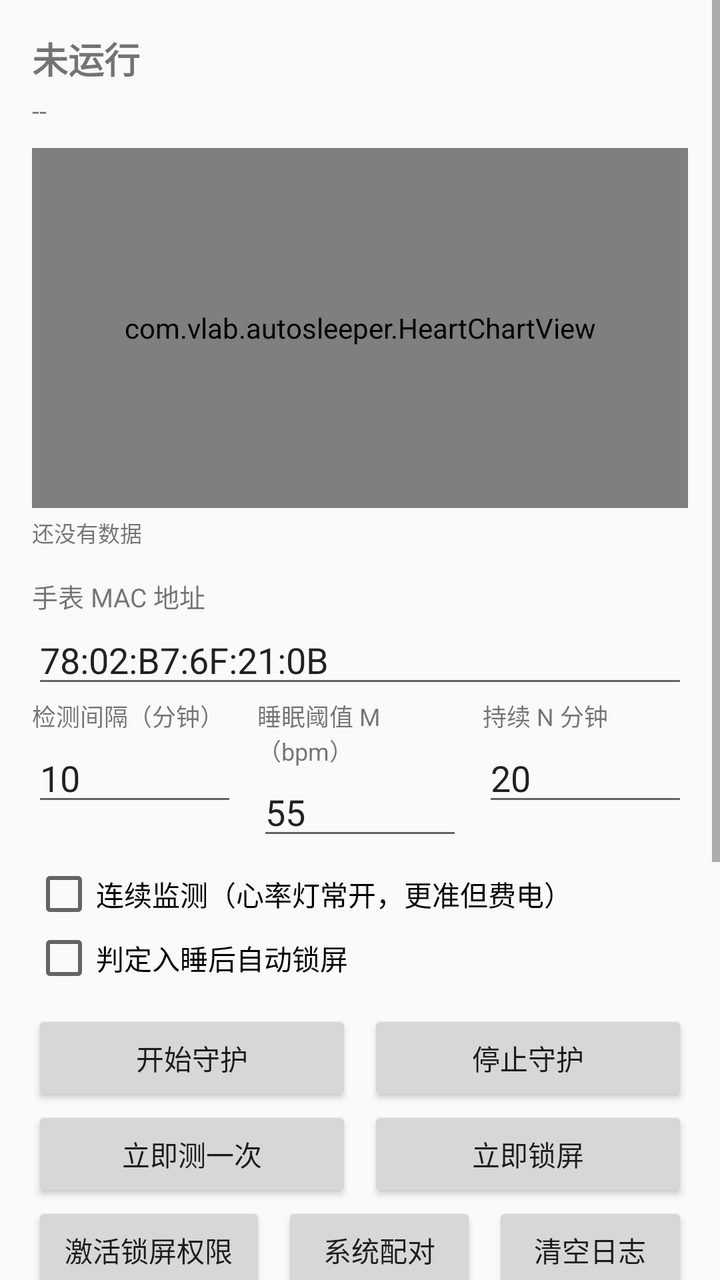
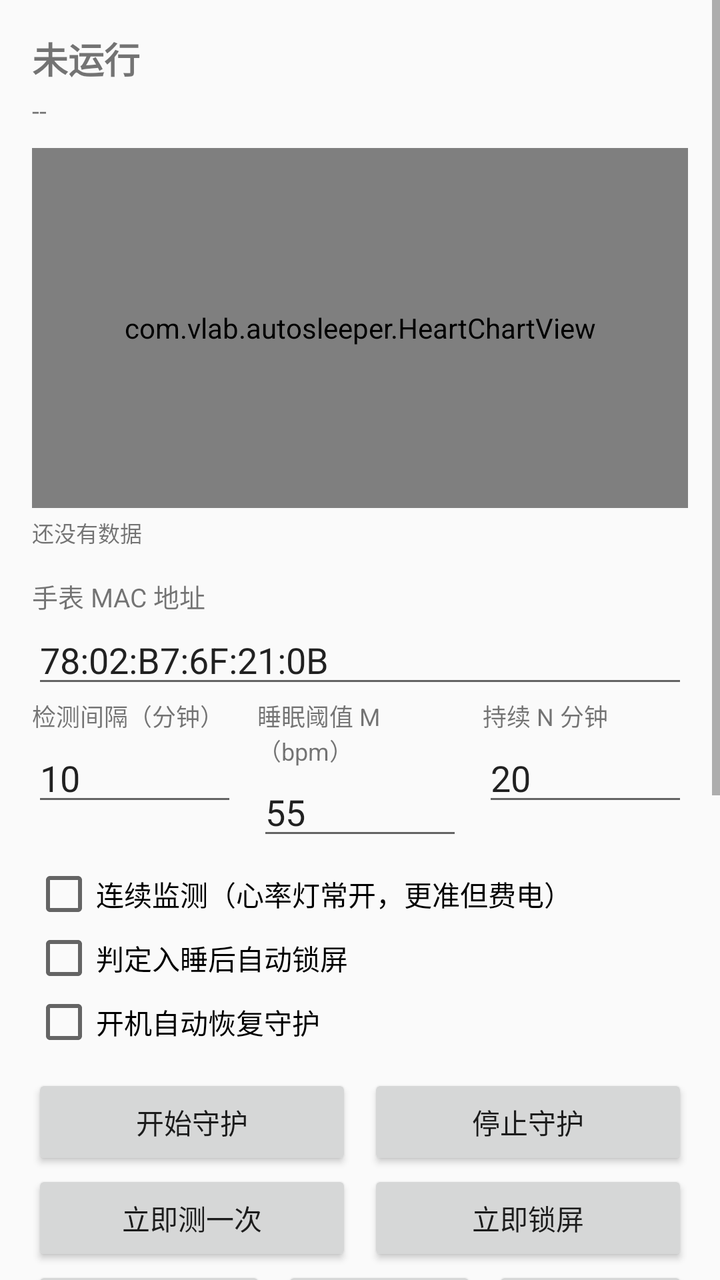

Compare the two renders of this Android layout. The source of the first and the diff that turns it into the second are given below.
<!-- AndroidManifest.xml: application theme Theme.AutoSleeper -->
<!-- res/layout/activity_main.xml -->
<?xml version="1.0" encoding="utf-8"?>
<ScrollView xmlns:android="http://schemas.android.com/apk/res/android"
    android:layout_width="match_parent"
    android:layout_height="match_parent"
    android:fillViewport="true">

    <LinearLayout
        android:layout_width="match_parent"
        android:layout_height="wrap_content"
        android:orientation="vertical"
        android:padding="16dp">

        <TextView
            android:id="@+id/tvStatus"
            android:layout_width="match_parent"
            android:layout_height="wrap_content"
            android:text="@string/status_idle"
            android:textSize="18sp"
            android:textStyle="bold" />

        <TextView
            android:id="@+id/tvNow"
            android:layout_width="match_parent"
            android:layout_height="wrap_content"
            android:layout_marginTop="4dp"
            android:text="--"
            android:textSize="13sp" />

        <com.vlab.autosleeper.HeartChartView
            android:id="@+id/chart"
            android:layout_width="match_parent"
            android:layout_height="180dp"
            android:layout_marginTop="10dp" />

        <TextView
            android:id="@+id/tvChartInfo"
            android:layout_width="match_parent"
            android:layout_height="wrap_content"
            android:layout_marginTop="4dp"
            android:text="还没有数据"
            android:textSize="11sp" />

        <TextView
            android:layout_width="match_parent"
            android:layout_height="wrap_content"
            android:layout_marginTop="14dp"
            android:text="@string/hint_addr"
            android:textSize="13sp" />

        <EditText
            android:id="@+id/etAddr"
            android:layout_width="match_parent"
            android:layout_height="wrap_content"
            android:inputType="text"
            android:singleLine="true"
            android:text="78:02:B7:6F:21:0B" />

        <LinearLayout
            android:layout_width="match_parent"
            android:layout_height="wrap_content"
            android:orientation="horizontal">

            <LinearLayout
                android:layout_width="0dp"
                android:layout_height="wrap_content"
                android:layout_weight="1"
                android:orientation="vertical">

                <TextView
                    android:layout_width="match_parent"
                    android:layout_height="wrap_content"
                    android:text="@string/label_interval"
                    android:textSize="12sp" />

                <EditText
                    android:id="@+id/etInterval"
                    android:layout_width="match_parent"
                    android:layout_height="wrap_content"
                    android:inputType="number"
                    android:singleLine="true"
                    android:text="10" />
            </LinearLayout>

            <LinearLayout
                android:layout_width="0dp"
                android:layout_height="wrap_content"
                android:layout_weight="1"
                android:layout_marginStart="10dp"
                android:orientation="vertical">

                <TextView
                    android:layout_width="match_parent"
                    android:layout_height="wrap_content"
                    android:text="@string/label_threshold"
                    android:textSize="12sp" />

                <EditText
                    android:id="@+id/etThreshold"
                    android:layout_width="match_parent"
                    android:layout_height="wrap_content"
                    android:inputType="number"
                    android:singleLine="true"
                    android:text="55" />
            </LinearLayout>

            <LinearLayout
                android:layout_width="0dp"
                android:layout_height="wrap_content"
                android:layout_weight="1"
                android:layout_marginStart="10dp"
                android:orientation="vertical">

                <TextView
                    android:layout_width="match_parent"
                    android:layout_height="wrap_content"
                    android:text="@string/label_hold"
                    android:textSize="12sp" />

                <EditText
                    android:id="@+id/etHold"
                    android:layout_width="match_parent"
                    android:layout_height="wrap_content"
                    android:inputType="number"
                    android:singleLine="true"
                    android:text="20" />
            </LinearLayout>
        </LinearLayout>

        <CheckBox
            android:id="@+id/cbContinuous"
            android:layout_width="match_parent"
            android:layout_height="wrap_content"
            android:layout_marginTop="6dp"
            android:text="@string/label_continuous" />

        <CheckBox
            android:id="@+id/cbAutoLock"
            android:layout_width="match_parent"
            android:layout_height="wrap_content"
            android:text="@string/label_autolock" />

        <LinearLayout
            android:layout_width="match_parent"
            android:layout_height="wrap_content"
            android:layout_marginTop="10dp"
            android:orientation="horizontal">

            <Button
                android:id="@+id/btnStart"
                android:layout_width="0dp"
                android:layout_height="wrap_content"
                android:layout_weight="1"
                android:text="@string/btn_start" />

            <Button
                android:id="@+id/btnStop"
                android:layout_width="0dp"
                android:layout_height="wrap_content"
                android:layout_weight="1"
                android:layout_marginStart="8dp"
                android:text="@string/btn_stop" />
        </LinearLayout>

        <LinearLayout
            android:layout_width="match_parent"
            android:layout_height="wrap_content"
            android:orientation="horizontal">

            <Button
                android:id="@+id/btnTest"
                android:layout_width="0dp"
                android:layout_height="wrap_content"
                android:layout_weight="1"
                android:text="@string/btn_test" />

            <Button
                android:id="@+id/btnLock"
                android:layout_width="0dp"
                android:layout_height="wrap_content"
                android:layout_weight="1"
                android:layout_marginStart="8dp"
                android:text="@string/btn_lock_now" />
        </LinearLayout>

        <LinearLayout
            android:layout_width="match_parent"
            android:layout_height="wrap_content"
            android:orientation="horizontal">

            <Button
                android:id="@+id/btnAdmin"
                android:layout_width="0dp"
                android:layout_height="wrap_content"
                android:layout_weight="1.2"
                android:text="@string/btn_admin" />

            <Button
                android:id="@+id/btnPair"
                android:layout_width="0dp"
                android:layout_height="wrap_content"
                android:layout_weight="1"
                android:layout_marginStart="8dp"
                android:text="@string/btn_pair" />

            <Button
                android:id="@+id/btnClear"
                android:layout_width="0dp"
                android:layout_height="wrap_content"
                android:layout_weight="1"
                android:layout_marginStart="8dp"
                android:text="@string/btn_clear" />
        </LinearLayout>

        <Button
            android:id="@+id/btnBattery"
            android:layout_width="match_parent"
            android:layout_height="wrap_content"
            android:text="@string/btn_battery" />

        <TextView
            android:layout_width="match_parent"
            android:layout_height="wrap_content"
            android:layout_marginTop="12dp"
            android:text="运行日志"
            android:textSize="13sp" />

        <TextView
            android:id="@+id/tvLog"
            android:layout_width="match_parent"
            android:layout_height="wrap_content"
            android:layout_marginTop="6dp"
            android:background="@color/log_bg"
            android:fontFamily="monospace"
            android:minHeight="200dp"
            android:padding="8dp"
            android:textColor="@color/log_fg"
            android:textIsSelectable="true"
            android:textSize="11sp" />

    </LinearLayout>
</ScrollView>
<!-- resources referenced by this layout -->
<resources>
  <color name="log_bg">#101418</color>
  <color name="log_fg">#9EE493</color>
  <string name="btn_admin">激活锁屏权限</string>
  <string name="btn_battery">关闭电池优化（保活）</string>
  <string name="btn_clear">清空日志</string>
  <string name="btn_lock_now">立即锁屏</string>
  <string name="btn_pair">系统配对</string>
  <string name="btn_start">开始守护</string>
  <string name="btn_stop">停止守护</string>
  <string name="btn_test">立即测一次</string>
  <string name="hint_addr">手表 MAC 地址</string>
  <string name="label_autolock">判定入睡后自动锁屏</string>
  <string name="label_continuous">连续监测（心率灯常开，更准但费电）</string>
  <string name="label_hold">持续 N 分钟</string>
  <string name="label_interval">检测间隔（分钟）</string>
  <string name="label_threshold">睡眠阈值 M（bpm）</string>
  <string name="status_idle">未运行</string>
  <style name="Theme.AutoSleeper" parent="Theme.AppCompat.DayNight.DarkActionBar">
          <item name="colorPrimary">@color/primary</item>
          <item name="colorPrimaryDark">@color/primary_dark</item>
          <item name="colorAccent">@color/accent</item>
      </style>
  <color name="primary">#1A237E</color>
  <color name="primary_dark">#0D1454</color>
  <color name="accent">#FFB300</color>
</resources>

<!-- the commit's change to res/layout/activity_main.xml (unified diff, before → after) -->
@@ -139,6 +139,12 @@
             android:layout_height="wrap_content"
             android:text="@string/label_autolock" />
 
+        <CheckBox
+            android:id="@+id/cbBoot"
+            android:layout_width="match_parent"
+            android:layout_height="wrap_content"
+            android:text="@string/label_boot" />
+
         <LinearLayout
             android:layout_width="match_parent"
             android:layout_height="wrap_content"
@@ -216,6 +222,12 @@
             android:layout_width="match_parent"
             android:layout_height="wrap_content"
             android:text="@string/btn_battery" />
+
+        <Button
+            android:id="@+id/btnHistory"
+            android:layout_width="match_parent"
+            android:layout_height="wrap_content"
+            android:text="@string/btn_history" />
 
         <TextView
             android:layout_width="match_parent"
<!-- resource entries referenced after the edit -->
@@ -5,6 +5,7 @@
   <string name="btn_admin">激活锁屏权限</string>
   <string name="btn_battery">关闭电池优化（保活）</string>
   <string name="btn_clear">清空日志</string>
+  <string name="btn_history">历史曲线（本地存档）</string>
   <string name="btn_lock_now">立即锁屏</string>
   <string name="btn_pair">系统配对</string>
   <string name="btn_start">开始守护</string>
@@ -12,6 +13,7 @@
   <string name="btn_test">立即测一次</string>
   <string name="hint_addr">手表 MAC 地址</string>
   <string name="label_autolock">判定入睡后自动锁屏</string>
+  <string name="label_boot">开机自动恢复守护</string>
   <string name="label_continuous">连续监测（心率灯常开，更准但费电）</string>
   <string name="label_hold">持续 N 分钟</string>
   <string name="label_interval">检测间隔（分钟）</string>
